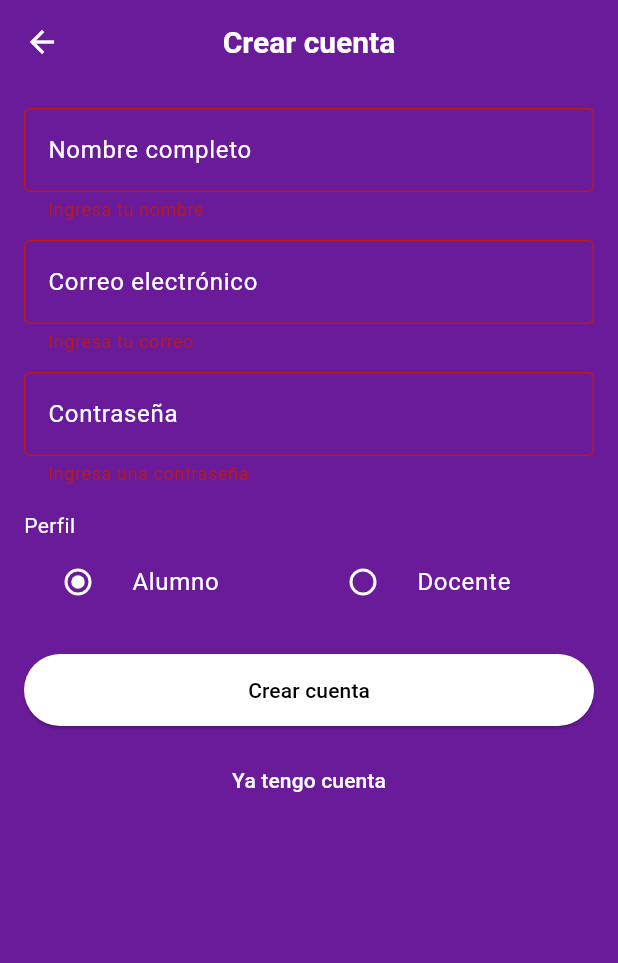
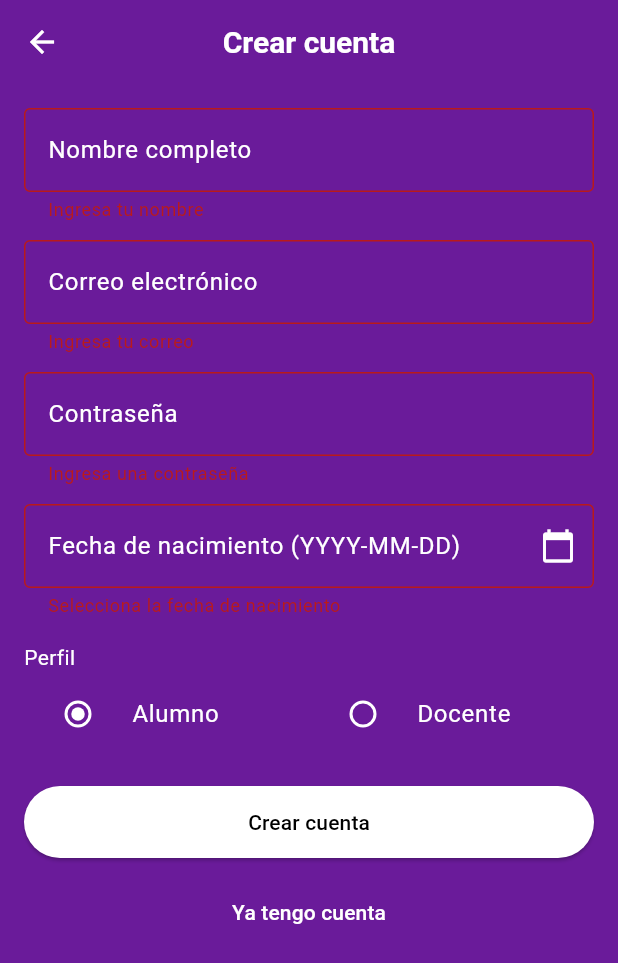
Before and after one commit to Yerko-Jesus/Recreapp, a Flutter app: the RegisterScreen screen opened by its route, after a tap on "Crear cuenta", on a phone screen of 412 x 824 dp. Shown: the top 963 px of the screen. Run offline on Flutter 3.47's test engine with Material 3 defaults, Android fonts, the phone set to English and light mode, and no system bars; our stand-ins replace supabase_flutter; accounts and stored records are empty.

```diff
--- a/recreapp/lib/screens/register_screen.dart
+++ b/recreapp/lib/screens/register_screen.dart
@@ -21,6 +21,8 @@ class _RegisterScreenState extends State<RegisterScreen> {
   final _emailCtrl = TextEditingController();
   final _passCtrl = TextEditingController();
   String _role = 'student';
+  DateTime? _dob;
+
   bool _loading = false;
   String? _error;
 
@@ -32,8 +34,40 @@ class _RegisterScreenState extends State<RegisterScreen> {
     super.dispose();
   }
 
+  Future<void> _pickDob() async {
+    final now = DateTime.now();
+    // Rango amplio; si quieres restringir edades, podemos ajustarlo luego.
+    final picked = await showDatePicker(
+      context: context,
+      initialDate: DateTime(now.year - 8, now.month, now.day),
+      firstDate: DateTime(2005, 1, 1),
+      lastDate: now,
+      helpText: 'Selecciona la fecha de nacimiento',
+      builder: (context, child) {
+        // Forzar contraste en tema morado
+        return Theme(
+          data: Theme.of(context).copyWith(
+            dialogBackgroundColor: AppTheme.primaryPurple,
+            colorScheme: Theme.of(context)
+                .colorScheme
+                .copyWith(onSurface: Colors.white, primary: Colors.white),
+            textButtonTheme: TextButtonThemeData(
+              style: TextButton.styleFrom(foregroundColor: Colors.white),
+            ),
+          ),
+          child: child!,
+        );
+      },
+    );
+    if (picked != null) setState(() => _dob = picked);
+  }
+
   Future<void> _doRegister() async {
     if (!_form.currentState!.validate()) return;
+    if (_dob == null) {
+      setState(() => _error = 'Selecciona la fecha de nacimiento');
+      return;
+    }
     setState(() {
       _loading = true;
       _error = null;
@@ -45,6 +79,7 @@ class _RegisterScreenState extends State<RegisterScreen> {
         password: _passCtrl.text,
         fullName: _nameCtrl.text.trim(),
         role: _role,
+        dateOfBirth: _dob!,
       );
       if (!mounted) return;
       Navigator.pushReplacementNamed(context, CategoriesScreen.routeName);
@@ -59,10 +94,13 @@ class _RegisterScreenState extends State<RegisterScreen> {
 
   InputDecoration _dec(String label) => InputDecoration(labelText: label);
 
+  String _fmtDob(DateTime d) =>
+      '${d.year.toString().padLeft(4, '0')}-${d.month.toString().padLeft(2, '0')}-${d.day.toString().padLeft(2, '0')}';
+
   @override
   Widget build(BuildContext context) {
     return Scaffold(
-      backgroundColor: AppTheme.primaryPurple, // fondo morado
+      backgroundColor: AppTheme.primaryPurple,
       appBar: AppBar(
         title: const Text('Crear cuenta'),
       ),
@@ -107,6 +145,29 @@ class _RegisterScreenState extends State<RegisterScreen> {
                   return null;
                 },
               ),
+              const SizedBox(height: 12),
+
+              // Fecha de nacimiento
+              GestureDetector(
+                onTap: _pickDob,
+                child: AbsorbPointer(
+                  child: TextFormField(
+                    style: const TextStyle(color: Colors.white),
+                    cursorColor: Colors.white,
+                    decoration: _dec('Fecha de nacimiento (YYYY-MM-DD)')
+                        .copyWith(
+                      suffixIcon: const Icon(Icons.calendar_today, color: Colors.white),
+                    ),
+                    validator: (_) => _dob == null
+                        ? 'Selecciona la fecha de nacimiento'
+                        : null,
+                    controller: TextEditingController(
+                      text: _dob == null ? '' : _fmtDob(_dob!),
+                    ),
+                  ),
+                ),
+              ),
+
               const SizedBox(height: 16),
               const Text('Perfil', style: TextStyle(color: Colors.white)),
               Row(
@@ -136,9 +197,11 @@ class _RegisterScreenState extends State<RegisterScreen> {
                 ],
               ),
               const SizedBox(height: 12),
+
               if (_error != null)
                 Text(_error!, style: const TextStyle(color: Colors.orangeAccent)),
               const SizedBox(height: 8),
+
               SizedBox(
                 height: 48,
                 child: ElevatedButton(
@@ -161,10 +224,10 @@ class _RegisterScreenState extends State<RegisterScreen> {
                   LoginScreen.routeName,
                 ),
                 style: TextButton.styleFrom(
-                  foregroundColor: Colors.white, // enlace en blanco
+                  foregroundColor: Colors.white,
                 ),
                 child: const Text('Ya tengo cuenta'),
-              )
+              ),
             ],
           ),
         ),
```
Also changed, not shown: recreapp/lib/main.dart (+5 -3 lines), recreapp/lib/services/auth_service.dart (+34 -30 lines), recreapp/lib/widgets/feedback_dialog.dart (+41 -19 lines), 1 other file.
